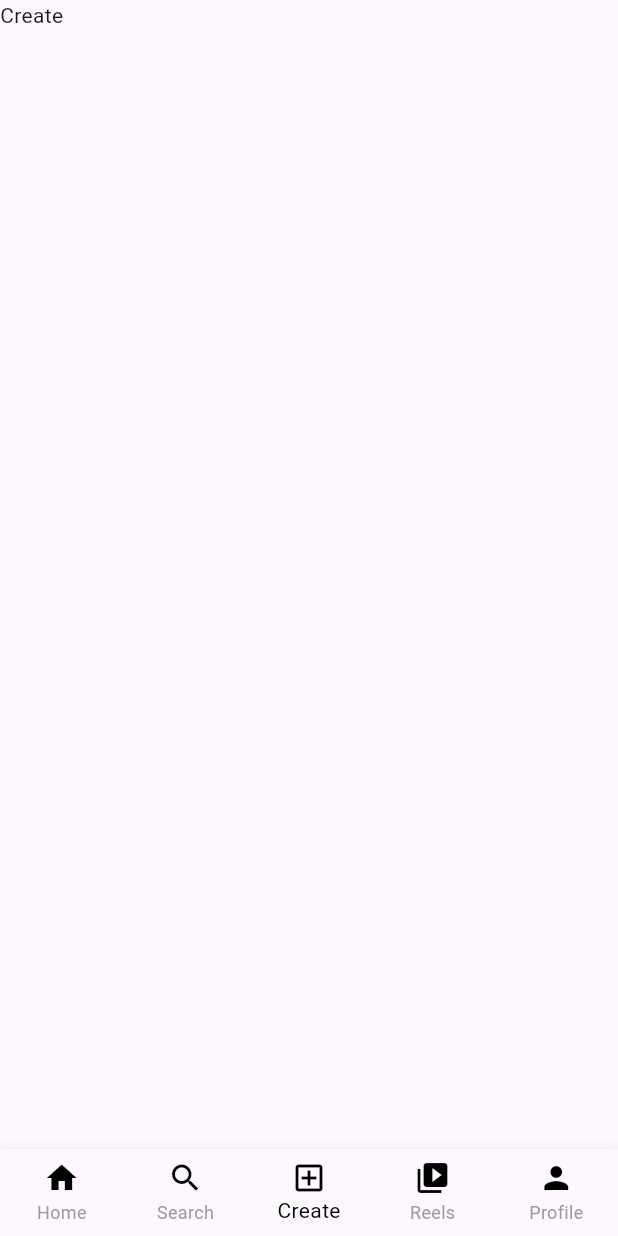
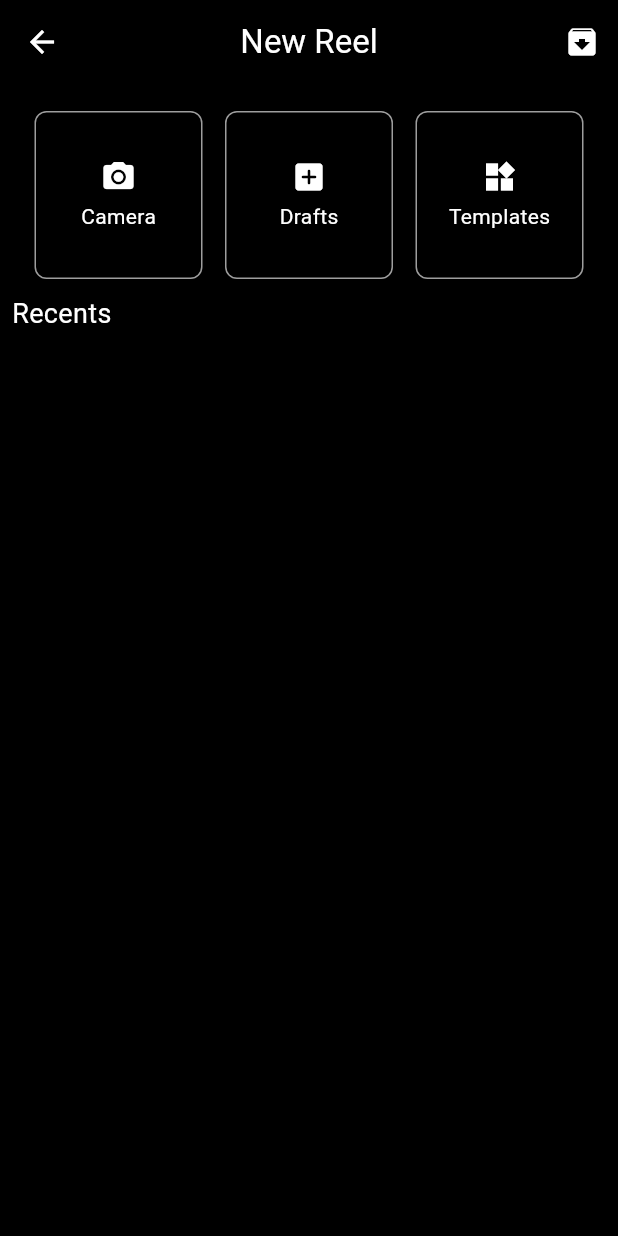
Before and after one commit to Pradeep1234566/Instagram_clone, a Flutter app: the screen it shows after launch, item 3 of the bottom bar chosen, on a phone screen of 412 x 824 dp. Run offline on Flutter 3.47's test engine with Material 3 defaults, Android fonts, the phone set to English and light mode, and no system bars.

Commit message:
Create Page Basic layout done

```diff
--- a/lib/pages/create_page.dart
+++ b/lib/pages/create_page.dart
@@ -6,7 +6,135 @@ class CreatePage extends StatelessWidget {
   @override
   Widget build(BuildContext context) {
     return Scaffold(
-      body: Text("Create"),
+      appBar: AppBar(
+        backgroundColor: Colors.black,
+        leading: IconButton(
+          icon: Icon(Icons.arrow_back),
+          color: Colors.white,
+          onPressed: () {
+            Navigator.pop(context);
+          },
+        ),
+        title: Text(
+          "New Reel",
+          style: TextStyle(color: Colors.white),
+        ),
+        centerTitle: true,
+        actions: [
+          IconButton(
+            icon: Icon(Icons.archive),
+            color: Colors.white,
+            onPressed: () {
+              // Add your onPressed code here!
+            },
+          ),
+        ],
+      ),
+      backgroundColor: Colors.black,
+      body: Column(
+        children: [
+          Padding(
+            padding: const EdgeInsets.all(8.0),
+            child: Column(
+              children: [
+                SizedBox(height: 10),
+                Row(
+                  mainAxisAlignment: MainAxisAlignment.spaceEvenly,
+                  children: [
+                    Container(
+                      decoration: BoxDecoration(
+                        border: Border.all(color: Colors.grey),
+                        borderRadius: BorderRadius.circular(8),
+                      ),
+                      padding:
+                          EdgeInsets.symmetric(horizontal: 15, vertical: 15),
+                      child: SizedBox(
+                        width: 80,
+                        height: 80,
+                        child: Column(
+                          mainAxisAlignment: MainAxisAlignment.center,
+                          children: [
+                            Icon(
+                              Icons.camera_alt,
+                              color: Colors.white,
+                            ),
+                            SizedBox(height: 4),
+                            Text(
+                              'Camera',
+                              style: TextStyle(color: Colors.white),
+                            ),
+                          ],
+                        ),
+                      ),
+                    ),
+                    Container(
+                      decoration: BoxDecoration(
+                        border: Border.all(color: Colors.grey),
+                        borderRadius: BorderRadius.circular(8),
+                      ),
+                      padding:
+                          EdgeInsets.symmetric(horizontal: 15, vertical: 15),
+                      child: SizedBox(
+                        width: 80,
+                        height: 80,
+                        child: Column(
+                          mainAxisAlignment: MainAxisAlignment.center,
+                          children: [
+                            Icon(
+                              Icons.add_box_rounded,
+                              color: Colors.white,
+                            ),
+                            SizedBox(height: 4),
+                            Text(
+                              'Drafts',
+                              style: TextStyle(color: Colors.white),
+                            ),
+                          ],
+                        ),
+                      ),
+                    ),
+                    Container(
+                      decoration: BoxDecoration(
+                        border: Border.all(color: Colors.grey),
+                        borderRadius: BorderRadius.circular(8),
+                      ),
+                      padding:
+                          EdgeInsets.symmetric(horizontal: 15, vertical: 15),
+                      child: SizedBox(
+                        width: 80,
+                        height: 80,
+                        child: Column(
+                          mainAxisAlignment: MainAxisAlignment.center,
+                          children: [
+                            Icon(
+                              Icons.widgets,
+                              color: Colors.white,
+                            ),
+                            SizedBox(height: 4),
+                            Text(
+                              'Templates',
+                              style: TextStyle(color: Colors.white),
+                            ),
+                          ],
+                        ),
+                      ),
+                    ),
+                  ],
+                ),
+                SizedBox(height: 10),
+                Align(
+                  alignment: Alignment.centerLeft,
+                  child: Text(
+                    "Recents",
+                    style: TextStyle(color: Colors.white, fontSize: 18),
+                  ),
+                ),
+
+              ],
+            ),
+          ),
+        ],
+      ),
     );
   }
 }
--- a/lib/pages/home_page.dart
+++ b/lib/pages/home_page.dart
@@ -18,15 +18,24 @@ class _MyHomePageState extends State<MyHomePage> {
   final List<Widget> _children = [
     Home(),
     SearchPage(),
-    CreatePage(),
+    // Placeholder for CreatePage
     ReelsPage(),
-    ProfilePage()
+    ProfilePage(),
   ];
 
   void _onItemTapped(int index) {
-    setState(() {
-      _selectedIndex = index;
-    });
+    if (index == 2) {
+      // Navigate to CreatePage and hide BottomNavigationBar
+      Navigator.of(context).push(
+        MaterialPageRoute(
+          builder: (context) => const CreatePage(),
+        ),
+      );
+    } else {
+      setState(() {
+        _selectedIndex = index;
+      });
+    }
   }
 
   @override
--- a/lib/pages/post.dart
+++ b/lib/pages/post.dart
@@ -115,12 +115,16 @@ class MyPost extends StatelessWidget {
             text: TextSpan(
               children: [
                 TextSpan(
-                  text: 'User ',
+                  text: name,
                   style: TextStyle(
                     fontFamily: 'Arial',
                     fontWeight: FontWeight.bold,
+                    fontSize: 15,
                     color: Colors.black,
                   ),
+                ),
+                WidgetSpan(
+                  child: SizedBox(width: 5),
                 ),
                 TextSpan(
                   text: caption,
--- a/pubspec.yaml
+++ b/pubspec.yaml
@@ -34,6 +34,7 @@ dependencies:
   # The following adds the Cupertino Icons font to your application.
   # Use with the CupertinoIcons class for iOS style icons.
   cupertino_icons: ^1.0.8
+
 
 dev_dependencies:
   flutter_test:
```
